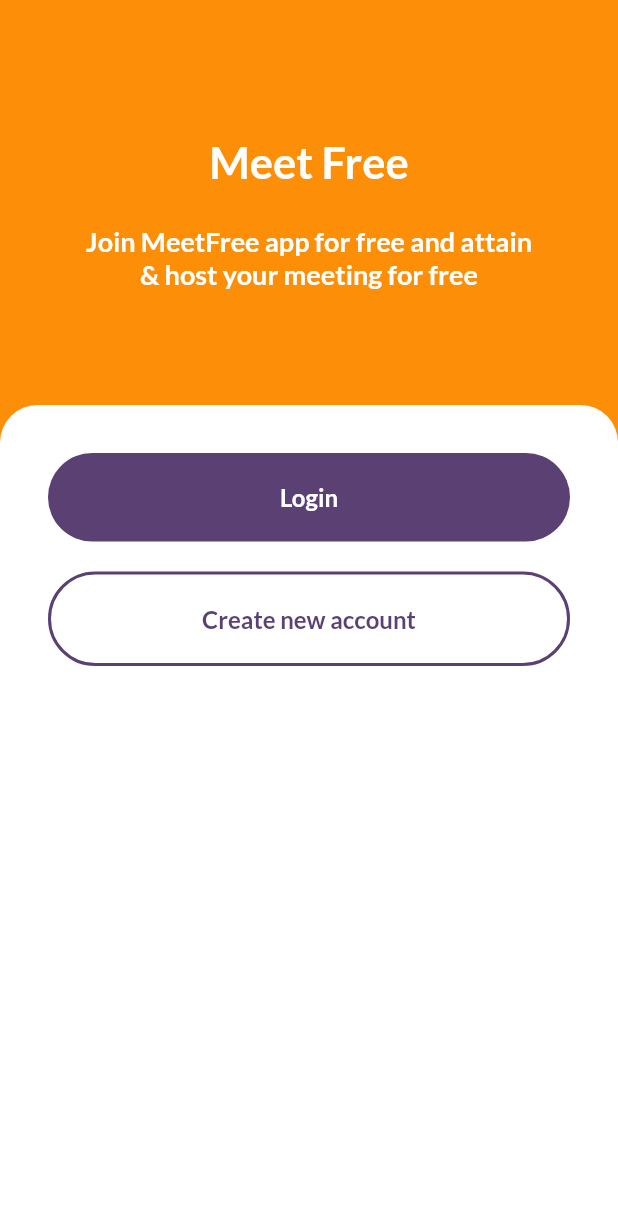
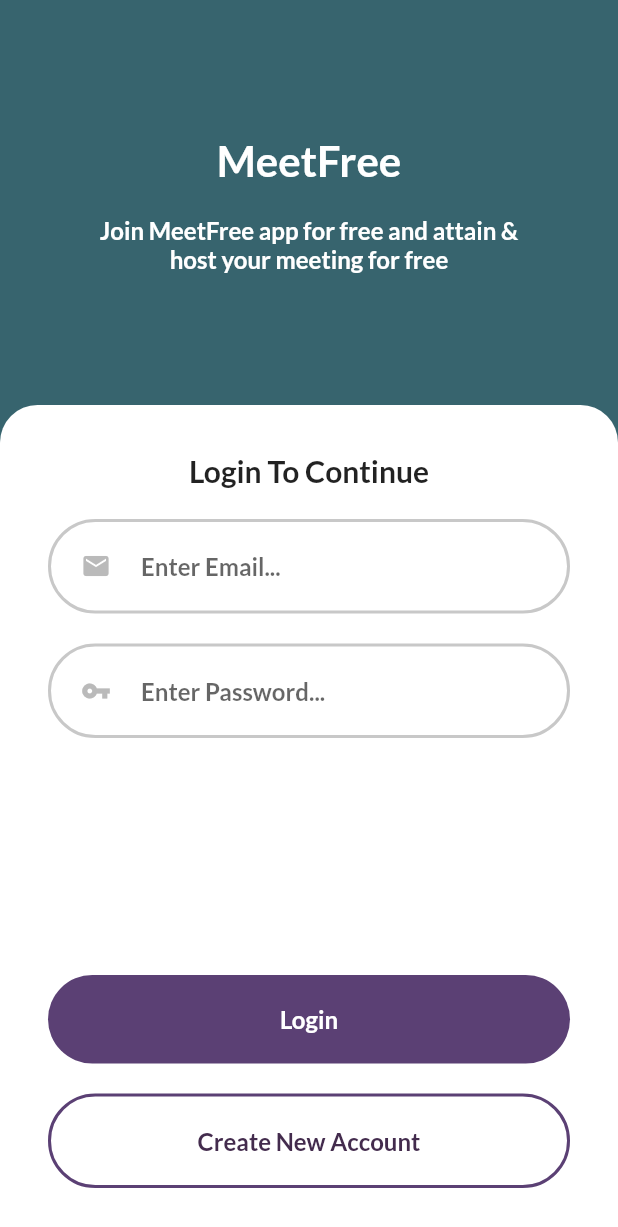
Before and after one commit to purveshshende2/Flutter-Login-UI, a Flutter app: the screen it shows after launch, after a tap on "Get Started", on a phone screen of 412 x 824 dp. Shown: the top 1227 px of the screen. Run offline on Flutter 3.47's test engine with Material 2 defaults, Android fonts, the phone set to English and light mode, and no system bars; missing offline and left inert: keyboard_visibility.

Commit message:
adding main flutter design part

```diff
--- a/lib/main.dart
+++ b/lib/main.dart
@@ -1,4 +1,6 @@
+import 'package:flutter/cupertino.dart';
 import 'package:flutter/material.dart';
+import 'package:keyboard_visibility/keyboard_visibility.dart';
 
 void main() {
   runApp(MyApp());
@@ -9,18 +11,15 @@ class MyApp extends StatelessWidget {
   @override
   Widget build(BuildContext context) {
     return MaterialApp(
-        theme: ThemeData(fontFamily: "Lato"
-            //for whole app font is Lato for single container
-            // just use style : TextStyle(
-            //fontFamily : "here"
-            //)
-            ),
-        debugShowCheckedModeBanner: false, //for hide debug banner
+      theme: ThemeData(fontFamily:"Lato"),
+      debugShowCheckedModeBanner: false,
       home: Scaffold(
+        resizeToAvoidBottomInset: false,
         body: Container(
           child: LoginPage(),
         ),
-        ));
+      ),
+    );
   }
 }
 
@@ -30,157 +29,214 @@ class LoginPage extends StatefulWidget {
 }
 
 class _LoginPageState extends State<LoginPage> {
-  int _PageState = 0; // 0 for page 1 , 1 for page2 .....
+  int _pageState = 0;
 
   var _backgroundColor = Colors.white;
-  var _headingColor = Color(0xFFB583d72);
+  var _headingColor = Color(0xFFB40284A);
 
   double _headingTop = 100;
+
   double _loginWidth = 0;
+  double _loginHeight = 0;
+  double _loginOpacity = 1;
+
   double _loginYOffset = 0;
+  double _loginXOffset = 0;
   double _registerYOffset = 0;
+  double _registerHeight = 0;
 
-  double _loginXOffset = 0;
-
-  double windowWidth = 0; //I get container over there
+  double windowWidth = 0;
   double windowHeight = 0;
 
-  double _loginOpacity = 1;
+  bool _keyboardVisible = false;
+
+  @override
+  void initState() {
+    super.initState();
+
+    KeyboardVisibilityNotification().addNewListener(
+      onChange: (bool visible) {
+        setState(() {
+          _keyboardVisible = visible;
+          print("Keyboard State Changed : $visible");
+        });
+      },
+    );
+  }
 
   @override
   Widget build(BuildContext context) {
     windowHeight = MediaQuery.of(context).size.height;
     windowWidth = MediaQuery.of(context).size.width;
 
-    switch (_PageState) {
+    _loginHeight = windowHeight - 270;
+    _registerHeight = windowHeight - 270;
+
+    switch (_pageState) {
       case 0:
         _backgroundColor = Colors.white;
-        _headingColor = Color(0xFFB583d72);
-        _loginYOffset = windowHeight;
-        _registerYOffset = windowHeight;
-        _loginXOffset = 0;
+        _headingColor = Color(0xFFB583D72);
+
+        _headingTop = 100;
+
         _loginWidth = windowWidth;
         _loginOpacity = 1;
-        _headingTop = 100;
+
+        _loginYOffset = windowHeight;
+        _loginHeight = _keyboardVisible ? windowHeight : windowHeight - 270;
+
+        _loginXOffset = 0;
+        _registerYOffset = windowHeight;
         break;
       case 1:
-        _backgroundColor = Color(0xFFBfd8c04);
+        _backgroundColor = Color(0xFFB34626C);
         _headingColor = Colors.white;
-        _loginYOffset = 270;
-        _registerYOffset = windowHeight;
-        _loginXOffset = 0;
+
+        _headingTop = 90;
+
         _loginWidth = windowWidth;
         _loginOpacity = 1;
-        _headingTop = 90;
+
+        _loginYOffset = _keyboardVisible ? 40 : 270;
+        _loginHeight = _keyboardVisible ? windowHeight : windowHeight - 270;
+
+        _loginXOffset = 0;
+        _registerYOffset = windowHeight;
         break;
       case 2:
-        _backgroundColor = Color(0xFFBfd8c04);
+        _backgroundColor = Color(0xFFB34626C);
         _headingColor = Colors.white;
-        _loginYOffset = 250;
-        _registerYOffset = 270;
-        _loginXOffset = 20;
+
+        _headingTop = 80;
+
         _loginWidth = windowWidth - 40;
         _loginOpacity = 0.7;
-        _headingTop = 80;
+
+        _loginYOffset = _keyboardVisible ? 30 : 240;
+        _loginHeight = _keyboardVisible ? windowHeight : windowHeight - 240;
+
+        _loginXOffset = 20;
+        _registerYOffset = _keyboardVisible ? 55 : 270;
+        _registerHeight = _keyboardVisible ? windowHeight : windowHeight - 270;
+        break;
     }
-    return Stack(children: <Widget>[
+
+    return Stack(
+      children: <Widget>[
         AnimatedContainer(
             curve: Curves.fastLinearToSlowEaseIn,
             duration: Duration(milliseconds: 1000),
             color: _backgroundColor,
             child: Column(
-            mainAxisAlignment: MainAxisAlignment
-                .spaceBetween, //for spacing in these containers
+              mainAxisAlignment: MainAxisAlignment.spaceBetween,
               children: <Widget>[
                 GestureDetector(
                   onTap: () {
                     setState(() {
-                    _PageState = 0;
+                      _pageState = 0;
                     });
                   },
-                child: AnimatedContainer(
+                  child: Container(
+                    child: Column(
+                      children: <Widget>[
+                        AnimatedContainer(
                           curve: Curves.fastLinearToSlowEaseIn,
                           duration: Duration(milliseconds: 1000),
-                    child: Column(
-                      children: [
-                        Container(
-                          margin: EdgeInsets.only(top: _headingTop),
+                          margin: EdgeInsets.only(
+                            top: _headingTop,
+                          ),
                           child: Text(
-                            "Meet Free",
-                            style: TextStyle(
-                                color: _headingColor,
-                                fontSize: 29,
-                                fontWeight: FontWeight.bold),
+                            "MeetFree",
+                            style:
+                                TextStyle(color: _headingColor, fontSize: 28),
                           ),
                         ),
                         Container(
-                            margin: EdgeInsets.all(25),
+                          margin: EdgeInsets.all(20),
                           padding: EdgeInsets.symmetric(horizontal: 32),
                           child: Text(
                             "Join MeetFree app for free and attain & host your meeting for free",
                             textAlign: TextAlign.center,
                             style:
-                                  TextStyle(color: _headingColor, fontSize: 18),
-                            ))
+                                TextStyle(color: _headingColor, fontSize: 16),
+                          ),
+                        )
                       ],
-                    )),
+                    ),
+                  ),
                 ),
                 Container(
                   padding: EdgeInsets.symmetric(horizontal: 32),
                   child: Center(
-                  child: Image.asset("assets/images/one.jpg"), //Image
+                    child: Image.asset("assets/images/one.jpg"),
                   ),
                 ),
                 Container(
                   child: GestureDetector(
                     onTap: () {
                       setState(() {
-                          if (_PageState != 0) {
-                            _PageState = 0;
+                        if (_pageState != 0) {
+                          _pageState = 0;
                         } else {
-                            _PageState = 1;
+                          _pageState = 1;
                         }
                       });
                     },
                     child: Container(
-                        child: Center(
-                          child: Container(
-                              margin: EdgeInsets.all(35),
-                              padding: EdgeInsets.all(25),
+                      margin: EdgeInsets.all(32),
+                      padding: EdgeInsets.all(20),
                       width: double.infinity,
                       decoration: BoxDecoration(
-                                  color: Color(0xFFB583d72),
+                          color: Color(0xFFB583D72), // btn color
                           borderRadius: BorderRadius.circular(50)),
                       child: Center(
                         child: Text(
                           "Get Started",
-                                  style: TextStyle(
-                                      color: Colors.white, fontSize: 15),
+                          style: TextStyle(color: Colors.white, fontSize: 16),
                         ),
-                              )), //Button
                       ),
-                      )))
+                    ),
+                  ),
+                )
               ],
             )),
-      GestureDetector(
-        onTap: () {
-          setState(() {
-            _PageState = 2;
-          });
-        },
-        child: AnimatedContainer(
+        AnimatedContainer(
           padding: EdgeInsets.all(32),
           width: _loginWidth,
+          height: _loginHeight,
           curve: Curves.fastLinearToSlowEaseIn,
           duration: Duration(milliseconds: 1000),
-          //---------------------------------------------------------------------
-          //This container for transforming
           transform: Matrix4.translationValues(_loginXOffset, _loginYOffset, 1),
           decoration: BoxDecoration(
               color: Colors.white.withOpacity(_loginOpacity),
               borderRadius: BorderRadius.only(
                   topLeft: Radius.circular(25), topRight: Radius.circular(25))),
           child: Column(
+            mainAxisAlignment: MainAxisAlignment.spaceBetween,
+            children: <Widget>[
+              Column(
+                children: <Widget>[
+                  Container(
+                    margin: EdgeInsets.only(bottom: 20),
+                    child: Text(
+                      "Login To Continue",
+                      style: TextStyle(fontSize: 20),
+                    ),
+                  ),
+                  InputWithIcon(
+                    icon: Icons.email,
+                    hint: "Enter Email...",
+                  ),
+                  SizedBox(
+                    height: 20,
+                  ),
+                  InputWithIcon(
+                    icon: Icons.vpn_key,
+                    hint: "Enter Password...",
+                  )
+                ],
+              ),
+              Column(
                 children: <Widget>[
                   PrimaryButton(
                     btnText: "Login",
@@ -188,48 +244,50 @@ class _LoginPageState extends State<LoginPage> {
                   SizedBox(
                     height: 20,
                   ),
-              OutlineBtn(
-                btnText: "Create new account",
+                  GestureDetector(
+                    onTap: () {
+                      setState(() {
+                        _pageState = 2;
+                      });
+                    },
+                    child: OutlineBtn(
+                      btnText: "Create New Account",
+                    ),
                   )
                 ],
               ),
+            ],
           ),
         ),
-      GestureDetector(
-        onTap: () {
-          setState(() {
-            _PageState = 1;
-          });
-        },
-        child: AnimatedContainer(
+        AnimatedContainer(
+          height: _registerHeight,
           padding: EdgeInsets.all(32),
           curve: Curves.fastLinearToSlowEaseIn,
           duration: Duration(milliseconds: 1000),
-          //---------------------------------------------------------------------
-          //This container for transforming
           transform: Matrix4.translationValues(0, _registerYOffset, 1),
           decoration: BoxDecoration(
               color: Colors.white,
               borderRadius: BorderRadius.only(
                   topLeft: Radius.circular(25), topRight: Radius.circular(25))),
-
           child: Column(
+            mainAxisAlignment: MainAxisAlignment.spaceBetween,
             children: <Widget>[
               Column(
-                children: [
+                children: <Widget>[
                   Container(
-                    margin:EdgeInsets.only(bottom:20),
-                    child: Text("create a new account",
-                      style : TextStyle(
-                        fontSize: 20,
-                      )
+                    margin: EdgeInsets.only(bottom: 20),
+                    child: Text(
+                      "Create a New Account",
+                      style: TextStyle(fontSize: 20),
                     ),
                   ),
                   InputWithIcon(
                     icon: Icons.email,
                     hint: "Enter Email...",
                   ),
-                  SizedBox(height: 20,),
+                  SizedBox(
+                    height: 20,
+                  ),
                   InputWithIcon(
                     icon: Icons.vpn_key,
                     hint: "Enter Password...",
@@ -237,32 +295,78 @@ class _LoginPageState extends State<LoginPage> {
                 ],
               ),
               Column(
-                children: [
+                children: <Widget>[
                   PrimaryButton(
-                    btnText: "Create Account", //text for sign up
+                    btnText: "Create Account",
                   ),
                   SizedBox(
                     height: 20,
                   ),
-                  OutlineBtn(
-                    btnText: "Back to login",
+                  GestureDetector(
+                    onTap: () {
+                      setState(() {
+                        _pageState = 1;
+                      });
+                    },
+                    child: OutlineBtn(
+                      btnText: "Back To Login",
+                    ),
                   )
                 ],
               ),
             ],
           ),
+        )
+      ],
+    );
+  }
+}
+
+class InputWithIcon extends StatefulWidget {
+  final IconData icon;
+  final String hint;
+  InputWithIcon({this.icon, this.hint});
+
+  @override
+  _InputWithIconState createState() => _InputWithIconState();
+}
+
+class _InputWithIconState extends State<InputWithIcon> {
+  @override
+  Widget build(BuildContext context) {
+    return Container(
+      decoration: BoxDecoration(
+          border: Border.all(color: Color(0xFFBC7C7C7), width: 2),
+          borderRadius: BorderRadius.circular(50)),
+      child: Row(
+        children: <Widget>[
+          Container(
+              width: 60,
+              child: Icon(
+                widget.icon,
+                size: 20,
+                color: Color(0xFFBB9B9B9),
+              )),
+          Expanded(
+            child: TextField(
+              decoration: InputDecoration(
+                  contentPadding: EdgeInsets.symmetric(vertical: 20),
+                  border: InputBorder.none,
+                  hintText: widget.hint),
             ),
           )
-    ]);
+        ],
+      ),
+    );
   }
 }
 
 class PrimaryButton extends StatefulWidget {
+  final String btnText;
+  PrimaryButton({this.btnText});
+
   @override
   _PrimaryButtonState createState() => _PrimaryButtonState();
-
-  final String btnText;
-  PrimaryButton({this.btnText});
 }
 
 class _PrimaryButtonState extends State<PrimaryButton> {
@@ -270,7 +374,7 @@ class _PrimaryButtonState extends State<PrimaryButton> {
   Widget build(BuildContext context) {
     return Container(
       decoration: BoxDecoration(
-          color: Color(0xFFB583d72), borderRadius: BorderRadius.circular(50)),
+          color: Color(0xFFB583D72), borderRadius: BorderRadius.circular(50)),
       padding: EdgeInsets.all(20),
       child: Center(
         child: Text(
@@ -285,6 +389,7 @@ class _PrimaryButtonState extends State<PrimaryButton> {
 class OutlineBtn extends StatefulWidget {
   final String btnText;
   OutlineBtn({this.btnText});
+
   @override
   _OutlineBtnState createState() => _OutlineBtnState();
 }
@@ -294,16 +399,13 @@ class _OutlineBtnState extends State<OutlineBtn> {
   Widget build(BuildContext context) {
     return Container(
       decoration: BoxDecoration(
-          border: Border.all(
-            color: Color(0xFFB583d72),
-            width: 2,
-          ),
+          border: Border.all(color: Color(0xFFB583D72), width: 2),
           borderRadius: BorderRadius.circular(50)),
       padding: EdgeInsets.all(20),
       child: Center(
         child: Text(
           widget.btnText,
-          style: TextStyle(color: Color(0xFFB583d72), fontSize: 16),
+          style: TextStyle(color: Color(0xFFB40284A), fontSize: 16),
         ),
       ),
     );
--- a/pubspec.yaml
+++ b/pubspec.yaml
@@ -28,6 +28,7 @@ dependencies:
   # The following adds the Cupertino Icons font to your application.
   # Use with the CupertinoIcons class for iOS style icons.
   cupertino_icons: ^1.0.0
+  keyboard_visibility: ^0.5.6
 
 dev_dependencies:
   flutter_test:
```
Also changed, not shown: assets/images/later.jpg (renamed from assets/images/WORKING ON SOFA.jpg), pubspec.lock. Lines whose indentation alone changed are shown as unchanged.
